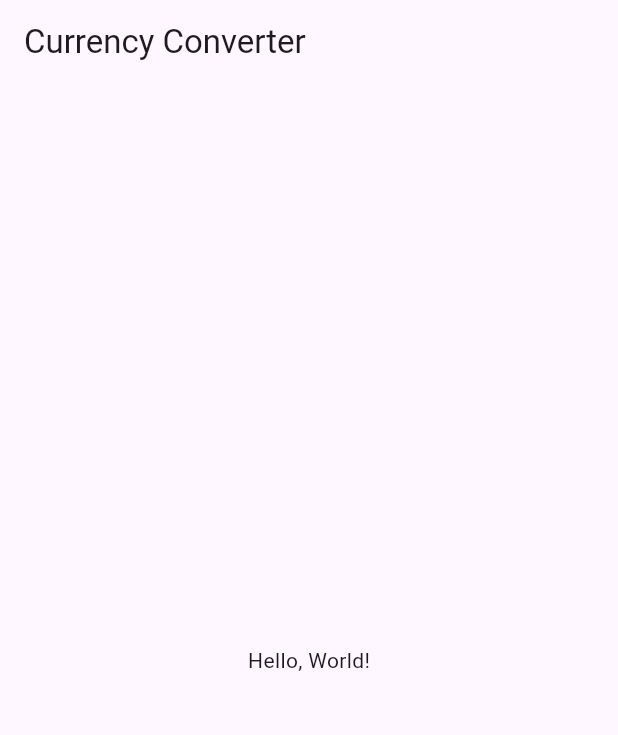
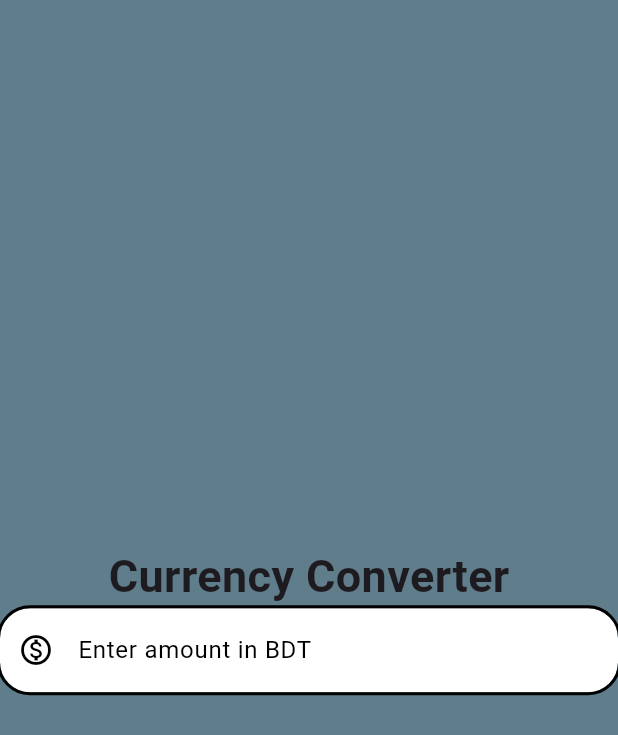
Before and after one commit to AhmedManan/Flutter_Mini_Projects, a Flutter app: the screen it shows after launch, on a phone screen of 412 x 824 dp. Shown: the top 735 px of the screen. Run offline on Flutter 3.47's test engine with Material 3 defaults, Android fonts, the phone set to English and light mode, and no system bars.

Commit message:
Created page currency converter
* Added currency converter page
* Minor update

```diff
--- a/currency_converter/lib/main.dart
+++ b/currency_converter/lib/main.dart
@@ -1,4 +1,5 @@
 import 'package:flutter/material.dart';
+import './pages/currency_converter_material_page.dart';
 
 void main() {
   runApp(const MyApp());
@@ -8,11 +9,6 @@ class MyApp extends StatelessWidget {
   const MyApp({super.key});
   @override
   Widget build(BuildContext context) {
-    return MaterialApp(
-      home: Scaffold(
-        appBar: AppBar(title: const Text('Currency Converter')),
-        body: const Center(child: Text('Hello, World!')),
-      ),
-    );
+    return const MaterialApp(home: CurrencyConverterMaterialPage());
   }
 }
--- /dev/null
+++ b/currency_converter/lib/pages/currency_converter_material_page.dart
@@ -0,0 +1,58 @@
+import 'package:flutter/material.dart';
+
+class CurrencyConverterMaterialPage extends StatelessWidget {
+  const CurrencyConverterMaterialPage({super.key});
+
+  @override
+  Widget build(BuildContext context) {
+    final inactiveBorder = OutlineInputBorder(
+      borderSide: BorderSide(
+        color: Colors.black,
+        width: 2.0,
+        style: BorderStyle.solid,
+        strokeAlign: BorderSide.strokeAlignOutside,
+      ),
+      borderRadius: BorderRadius.all(Radius.circular(20.0)),
+    );
+
+    final activeBorder = OutlineInputBorder(
+      borderSide: BorderSide(
+        color: Colors.deepOrange,
+        width: 2.0,
+        style: BorderStyle.solid,
+        strokeAlign: BorderSide.strokeAlignOutside,
+      ),
+      borderRadius: BorderRadius.all(Radius.circular(20.0)),
+    );
+
+    return Scaffold(
+      backgroundColor: Colors.blueGrey,
+      body: Center(
+        child: Column(
+          mainAxisAlignment: MainAxisAlignment.center,
+          children: [
+            Text(
+              "Currency Converter",
+              style: TextStyle(fontSize: 30, fontWeight: FontWeight.bold),
+            ),
+            TextField(
+              decoration: InputDecoration(
+                hintText: 'Enter amount in BDT',
+                hintStyle: TextStyle(color: Colors.black),
+                prefixIcon: Icon(Icons.monetization_on_outlined),
+                prefixIconColor: Colors.black,
+                filled: true,
+                fillColor: Colors.white,
+                focusedBorder: activeBorder,
+                enabledBorder: inactiveBorder,
+              ),
+              keyboardType: const TextInputType.numberWithOptions(
+                decimal: true,
+              ),
+            ),
+          ],
+        ),
+      ),
+    );
+  }
+}
```
